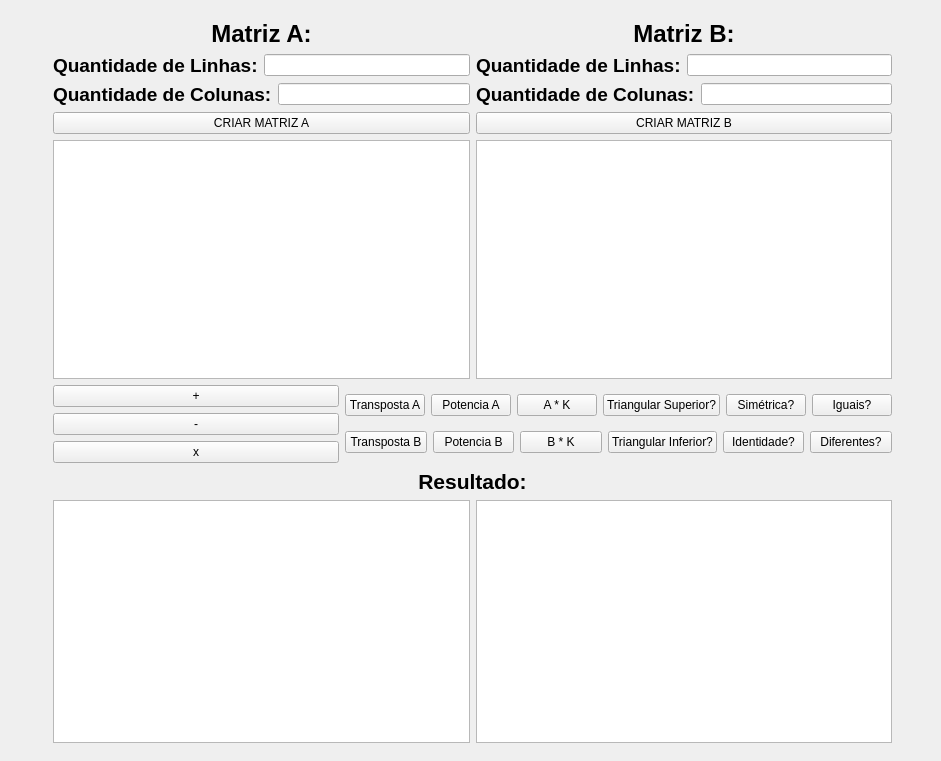
This is mainwindow.ui in FilipeMrFerracioli/Projeto-matriz-operador_FilipeMoreira_IgorFelipe as Qt 5 draws it before an edit. The edited form follows.
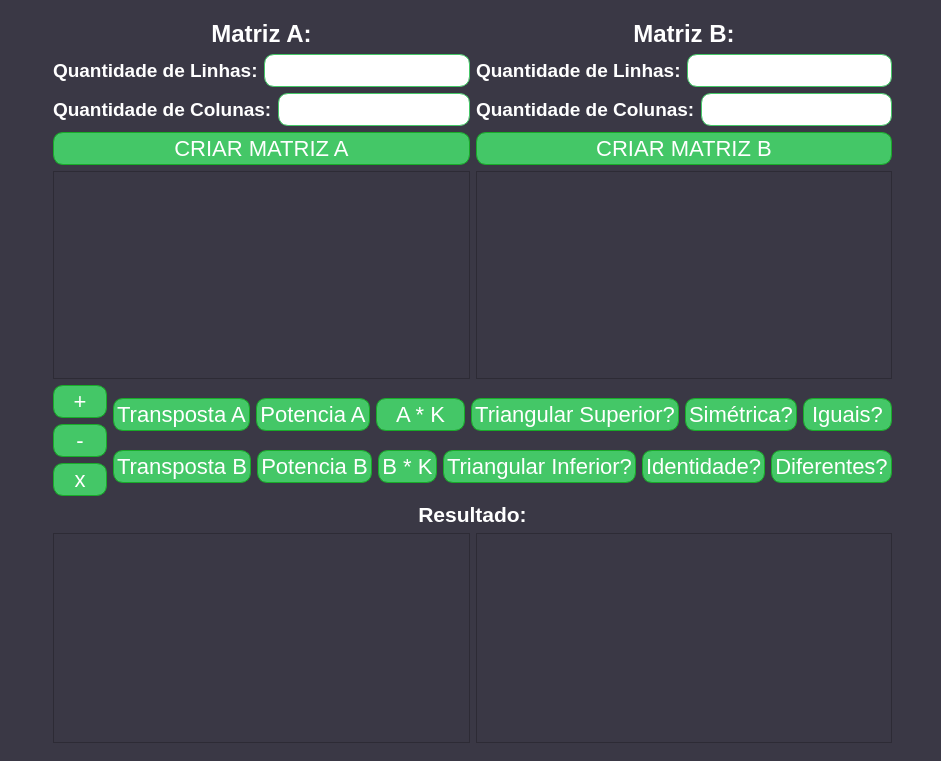
This is the edited form.

Commit message: Estilização UI

Patch:
```diff
--- a/mainwindow.ui
+++ b/mainwindow.ui
@@ -14,7 +14,62 @@
    <string>MainWindow</string>
   </property>
   <widget class="QWidget" name="centralwidget">
-   <widget class="QWidget" name="">
+   <property name="styleSheet">
+    <string notr="true">QWidget{
+	background-color:#3A3845;
+}
+
+QPushButton{  
+	background:linear-gradient(to bottom, #44c767 5%, #5cbf2a 100%);
+	background-color:#44c767;
+	border-radius:10%;
+	border:1px solid #18ab29;
+	display:inline-block;
+	cursor:pointer;
+	color:#ffffff;
+	font-family:Arial;
+	font-size:22px;
+	padding:3px 3px;
+	text-decoration:none;
+	text-shadow:0px 1px 0px #2f6627;
+}
+
+QPushButton:hover{
+	background:linear-gradient(to bottom, #5cbf2a 5%, #44c767 100%);
+	background-color:#5cbf2a;
+}
+
+QPushButton:disabled {
+  background-color:rgba(68, 199, 103, 0.5);
+  border:rgba(68, 199, 103, 0.5);
+}
+
+QLineEdit{
+     padding: 5px;
+     font-size: 16px;
+     border-width: 1px;
+     border-color: #44c767;
+     background-color: #fff;
+     color: #000000;
+     border-style: solid;
+     border-radius: 10%;
+     box-shadow: 0px 0px 0px rgba(66,66,66,.75);
+     text-shadow: 0px 0px 0px rgba(66,66,66,.75);
+}
+
+QLineEdit:focus {
+     outline:none;
+}
+
+QLabel {
+	color: #fff;
+	font-weight: bold;
+	display: block;
+	font-family:Arial;
+	font-size:16px;
+}</string>
+   </property>
+   <widget class="QWidget" name="layoutWidget">
     <property name="geometry">
      <rect>
       <x>53</x>
```
The commit also changes 1 other file.
